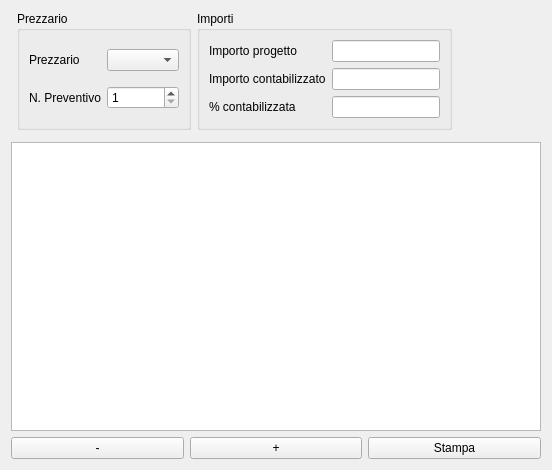
Before: the Qt Designer form qcostgui/accountinglstreegui.ui in mickele77/qcost, drawn with Qt 5.
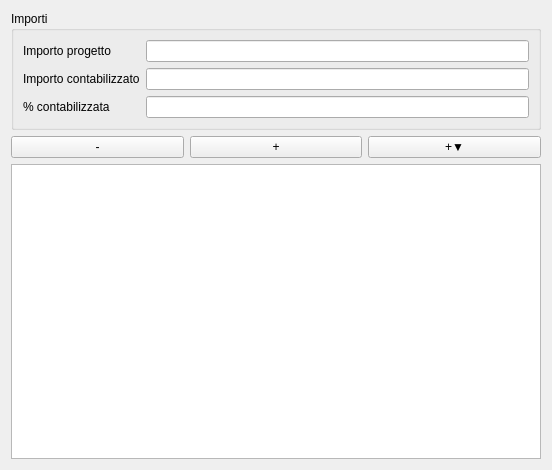
After: the same form once the commit is applied.

```diff
--- a/qcostgui/accountinglstreegui.ui
+++ b/qcostgui/accountinglstreegui.ui
@@ -13,8 +13,12 @@
   <property name="windowTitle">
    <string>Vista computo</string>
   </property>
-  <layout class="QGridLayout" name="generalLayout">
-   <item row="0" column="2">
+  <layout class="QGridLayout" name="gridLayout">
+   <item row="0" column="0">
+    <widget class="QSplitter" name="splitter">
+     <property name="orientation">
+      <enum>Qt::Horizontal</enum>
+     </property>
     <widget class="QGroupBox" name="amountsGroupBox">
      <property name="title">
       <string>Importi</string>
@@ -29,6 +33,9 @@
       </item>
       <item row="0" column="1">
        <widget class="QLineEdit" name="totalAmountLineEdit">
+         <property name="alignment">
+          <set>Qt::AlignRight|Qt::AlignTrailing|Qt::AlignVCenter</set>
+         </property>
         <property name="readOnly">
          <bool>true</bool>
         </property>
@@ -36,6 +43,9 @@
       </item>
       <item row="1" column="1">
        <widget class="QLineEdit" name="totalAmountAccountedLineEdit">
+         <property name="alignment">
+          <set>Qt::AlignRight|Qt::AlignTrailing|Qt::AlignVCenter</set>
+         </property>
         <property name="readOnly">
          <bool>true</bool>
         </property>
@@ -57,6 +67,9 @@
       </item>
       <item row="2" column="1">
        <widget class="QLineEdit" name="percentageAccountedLineEdit">
+         <property name="alignment">
+          <set>Qt::AlignRight|Qt::AlignTrailing|Qt::AlignVCenter</set>
+         </property>
         <property name="readOnly">
          <bool>true</bool>
         </property>
@@ -64,28 +77,9 @@
       </item>
      </layout>
     </widget>
-   </item>
-   <item row="0" column="3" rowspan="2">
-    <spacer name="horizontalSpacer">
-     <property name="orientation">
-      <enum>Qt::Horizontal</enum>
-     </property>
-     <property name="sizeHint" stdset="0">
-      <size>
-       <width>40</width>
-       <height>20</height>
-      </size>
-     </property>
-    </spacer>
-   </item>
-   <item row="2" column="0" colspan="4">
-    <widget class="QTreeView" name="treeView">
-     <property name="selectionMode">
-      <enum>QAbstractItemView::ExtendedSelection</enum>
-     </property>
     </widget>
    </item>
-   <item row="3" column="0" colspan="4">
+   <item row="1" column="0">
     <layout class="QHBoxLayout" name="horizontalLayout">
      <item>
       <widget class="QPushButton" name="delPushButton">
@@ -104,43 +98,20 @@
      <item>
       <widget class="QPushButton" name="printPushButton">
        <property name="text">
-        <string>Stampa</string>
+        <string>+▼</string>
        </property>
       </widget>
      </item>
     </layout>
    </item>
-   <item row="0" column="1">
-    <widget class="QGroupBox" name="priceGroupBox">
-     <property name="title">
-      <string>Prezzario</string>
+   <item row="2" column="0">
+    <widget class="QTreeView" name="treeView">
+     <property name="alternatingRowColors">
+      <bool>true</bool>
      </property>
-     <layout class="QGridLayout" name="gridLayout_3">
-      <item row="0" column="1">
-       <widget class="QComboBox" name="priceListComboBox"/>
-      </item>
-      <item row="1" column="1">
-       <widget class="QSpinBox" name="currentPriceDataSetSpinBox">
-        <property name="minimum">
-         <number>1</number>
-        </property>
-       </widget>
-      </item>
-      <item row="0" column="0">
-       <widget class="QLabel" name="priceListComboBoxLabel">
-        <property name="text">
-         <string>Prezzario</string>
-        </property>
-       </widget>
-      </item>
-      <item row="1" column="0">
-       <widget class="QLabel" name="currentPriceDataSetSpinBoxLabel">
-        <property name="text">
-         <string>N. Preventivo</string>
-        </property>
-       </widget>
-      </item>
-     </layout>
+     <property name="selectionMode">
+      <enum>QAbstractItemView::SingleSelection</enum>
+     </property>
     </widget>
    </item>
   </layout>
```
Left out of the diff: 2 changed lines with no effect on the pictures. Lines whose indentation alone changed are shown as unchanged.
